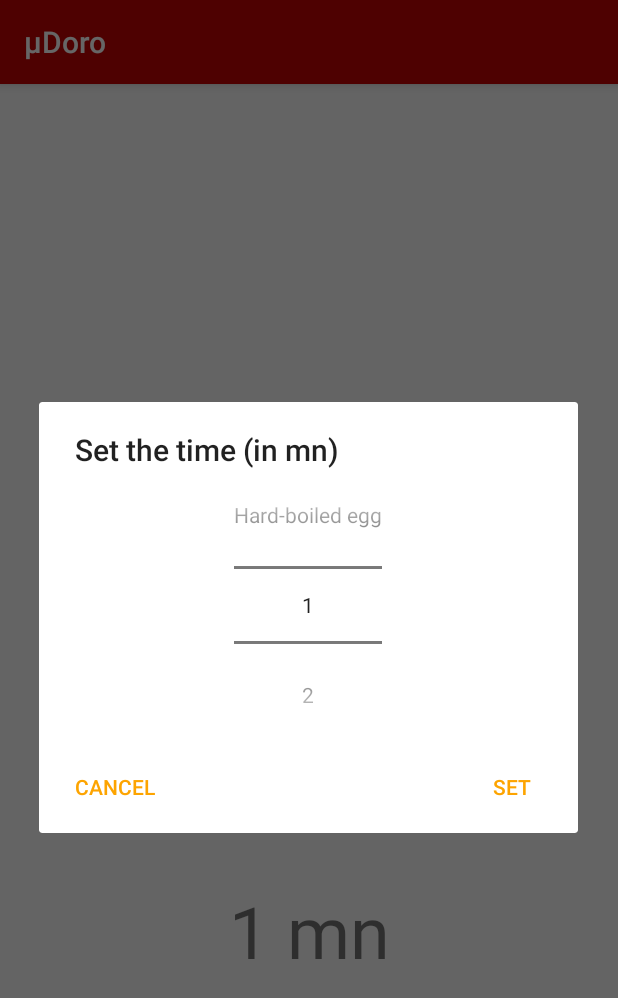
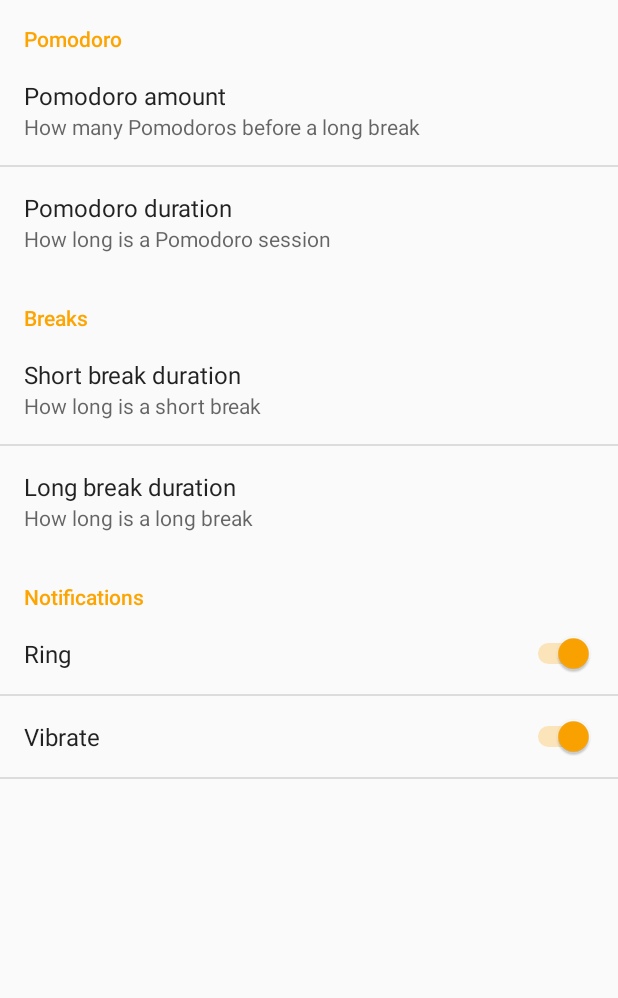
Before and after one commit to pepinpin/microDoro, an Android app: the screen it shows after launch (MainActivity before the commit, MyPreferenceActivity after it), after a tap on an icon or button, on a phone screen of 412 x 824 dp. Shown: the top 998 px of the screen. Run offline under Robolectric (Android 15) with nearby library versions, the phone set to English and light mode, and no system bars; libraries missing offline, so code that uses them is left out: com.gospelware.liquidbutton; plain views replace LiquidButton; 2 statements that could not run were skipped.

Commit message:
some code optimisation/cleanup

```diff
--- a/app/src/main/AndroidManifest.xml
+++ b/app/src/main/AndroidManifest.xml
@@ -17,6 +17,9 @@
 				<category android:name="android.intent.category.LAUNCHER"/>
 			</intent-filter>
 		</activity>
+
+		<activity android:name=".MyPreferenceActivity" />
+
 	</application>
 
 </manifest>
--- a/app/src/main/java/net/biospherecorp/microdoro/MainActivity.java
+++ b/app/src/main/java/net/biospherecorp/microdoro/MainActivity.java
@@ -2,7 +2,6 @@ package net.biospherecorp.microdoro;
 
 import android.app.NotificationManager;
 import android.app.PendingIntent;
-import android.content.DialogInterface;
 import android.content.Intent;
 import android.content.pm.ActivityInfo;
 import android.content.res.ColorStateList;
@@ -14,14 +13,8 @@ import android.os.Vibrator;
 import android.support.design.widget.FloatingActionButton;
 import android.support.design.widget.Snackbar;
 import android.support.v4.app.NotificationCompat;
-import android.support.v7.app.AlertDialog;
 import android.support.v7.app.AppCompatActivity;
-import android.view.Gravity;
-import android.view.KeyEvent;
 import android.view.View;
-import android.view.ViewGroup;
-import android.widget.FrameLayout;
-import android.widget.NumberPicker;
 import android.widget.TextView;
 
 import com.gospelware.liquidbutton.LiquidButton;
@@ -31,26 +24,18 @@ import java.lang.ref.WeakReference;
 public class MainActivity extends AppCompatActivity {
 
 	// this fields need to be static to be usable by the handler
-	// but putting a class needing the Context in a HardReference static
+	//
+	// Putting a class needing the Context in a HardReference static
 	// variable will leak the context, hence the use of a WeakReference
 	private static WeakReference<LiquidButton> LIQUID_BUTTON;
 	private static WeakReference<TextView> TEXT_TIME;
 	private static WeakReference<TextView> TEXT_SECONDARY;
 
-	// is the timer actually running ?
-	private static boolean IS_RUNNING = false;
-
-	// has the cancel button been pressed
-	private static boolean IS_TIMER_CANCELED = false;
-
-	// is the liquid pouring animation running ?
-	private static boolean IS_LIQUID_POURING = false;
+	// the notification Time
+	private static final int NOTIFICATION_TIME = 2500; // in ms
 
 	// the default time for the timer
 	private static final int DEFAULT_TIME_MN = 1;
-
-	// the position of the default time value in the array
-	private static int VALUE_IN_ARRAY_TIME = 3;
 
 	// set the variable used to count the minutes
 	private static int COUNT_MINUTE = DEFAULT_TIME_MN;
@@ -58,15 +43,20 @@ public class MainActivity extends AppCompatActivity {
 	// variable to hold the time in seconds
 	private static float TIME_IN_SEC;
 
+	// is the timer actually running ?
+	private static boolean IS_RUNNING = false;
+
+
+
+
+	// has the cancel button been pressed
+	private boolean _isCanceledByUser = false;
+
 	// The colors used by the buttons
-	private static int COLOR_PRIMARY, COLOR_SECONDARY;
-
-	// the notification Time
-	private static final int NOTIFICATION_TIME = 2500; // in ms
+	private int _colorPrimary, _colorSecondary;
 
 	// the floating Action buttons
-	private FloatingActionButton startButton;
-	private FloatingActionButton settingButton;
+	private FloatingActionButton _startButton, _settingButton;
 
 	private Thread _thread;
 	private Handler _handler;
@@ -80,16 +70,16 @@ public class MainActivity extends AppCompatActivity {
 		setRequestedOrientation(ActivityInfo.SCREEN_ORIENTATION_LOCKED);
 
 		// get the colors
-		COLOR_PRIMARY = getResources().getColor(R.color.colorPrimary);
-		COLOR_SECONDARY = getResources().getColor(R.color.colorAccent);
+		_colorPrimary = getResources().getColor(R.color.colorPrimary);
+		_colorSecondary = getResources().getColor(R.color.colorAccent);
 
 		// get the buttons from the view
-		startButton = (FloatingActionButton) findViewById(R.id.start_button);
-		settingButton = (FloatingActionButton) findViewById(R.id.setting_button);
+		_startButton = (FloatingActionButton) findViewById(R.id.start_button);
+		_settingButton = (FloatingActionButton) findViewById(R.id.setting_button);
 
 		// set the buttons background colors
-		startButton.setBackgroundTintList(ColorStateList.valueOf(COLOR_PRIMARY));
-		settingButton.setBackgroundTintList(ColorStateList.valueOf(COLOR_PRIMARY));
+		_startButton.setBackgroundTintList(ColorStateList.valueOf(_colorPrimary));
+		_settingButton.setBackgroundTintList(ColorStateList.valueOf(_colorPrimary));
 
 		// get the textView that's says "press start"
 		TEXT_SECONDARY = new WeakReference<>((TextView) findViewById(R.id.text_secondary));
@@ -107,22 +97,24 @@ public class MainActivity extends AppCompatActivity {
 		_handler = new mHandler();
 
 		// the setting section
-		settingButton.setOnClickListener(new View.OnClickListener() {
+		_settingButton.setOnClickListener(new View.OnClickListener() {
 			@Override
 			public void onClick(View view) {
-				// show the alertDialog &
-				// the number picker
-				showNumberPicker();
+
+				// start the settings activity
+				Intent intent = new Intent(MainActivity.this, MyPreferenceActivity.class);
+				startActivity(intent);
 			}
 		});
 
+
 		// the start button
-		startButton.setOnClickListener(new View.OnClickListener() {
+		_startButton.setOnClickListener(new View.OnClickListener() {
 			@Override
 			public void onClick(View view) {
 
 				// if the timer AND the liquid animations aren't running
-				if (!IS_RUNNING && !IS_LIQUID_POURING){
+				if (!IS_RUNNING){
 
 					// say that's running
 					IS_RUNNING = true;
@@ -140,64 +132,70 @@ public class MainActivity extends AppCompatActivity {
 					_thread = new Thread(new ChronoMinute());
 					_thread.start();
 
-				}else{
+				}else if (!_isCanceledByUser){
 
 					// only true when this button is pressed
-					IS_TIMER_CANCELED = true;
-
-					// say that's not running anymore
-					IS_RUNNING = false;
-
-					// trigger the "finish pouring" animation
-					LIQUID_BUTTON.get().finishPour();
+					// while a timer is in progress
+					_isCanceledByUser = true;
 
 					// if the thread is still alive, stop it
 					if (!_thread.isInterrupted()){
 						_thread.interrupt();
 					}
 
+					// clear the main TextView
+					TEXT_TIME.get().setVisibility(View.INVISIBLE);
+
+					// trigger the "finish pouring" animation
+					LIQUID_BUTTON.get().finishPour();
+
 					// display a snackBar asking the user to wait for the end of the animation
 					_snackBar = Snackbar.make(view, R.string.wait_message, Snackbar.LENGTH_INDEFINITE);
 					_snackBar.show();
-
-					// clear the main TextView
-					TEXT_TIME.get().setText("");
 				}
 			}
 		});
 
+
+
 		// set a listener on the liquid button
 		LIQUID_BUTTON.get().setPourFinishListener(new LiquidButton.PourFinishListener() {
 
-			// if the pouring animation is finished
 			@Override
-			public void onPourFinish() { // if the pouring animation is finished
-
-				// say that it's finished
-				IS_LIQUID_POURING = false;
-
-				// vibrate, notify and ring to say
-				// that the time is over
-				notifyTimerFinished();
+			public void onPourFinish() { // when the pouring animation is finished
 
 				// resets the buttons state
 				resetButtons();
 
-				// reset the textViews
-				resetTextViews();
+				// reset the UI (textViews & snackBar)
+				resetUI();
 
-				// if the snackBar is visible, dismiss it
-				if (_snackBar != null){
-					_snackBar.dismiss();
-				}
-
-				// hide the secondary textView
-				TEXT_SECONDARY.get().setVisibility(View.VISIBLE);
+				// it's not running anymore
+				IS_RUNNING = false;
 			}
 
 			@Override
 			public void onProgressUpdate(float progress) {
-				// nothing here
+
+				if (progress >= 1f){
+
+					if (!_isCanceledByUser){
+
+						// TEXT
+						TEXT_SECONDARY.get().setText(R.string.notification_text);
+
+						Thread notifyThread = new Thread(new NotifyTimeIsUp());
+						notifyThread.start();
+
+					}else{
+
+						// reset the variable to false
+						_isCanceledByUser = false;
+
+						// display the "Press Start" text
+						TEXT_SECONDARY.get().setText(R.string.press_start);
+					}
+				}
 			}
 		});
 	}
@@ -205,12 +203,12 @@ public class MainActivity extends AppCompatActivity {
 
 	private void initButtons(){
 
-		// change the image and the background color of the startButton
-		startButton.setBackgroundTintList(ColorStateList.valueOf(COLOR_SECONDARY));
-		startButton.setImageResource(android.R.drawable.ic_delete);
+		// change the image and the background color of the _startButton
+		_startButton.setBackgroundTintList(ColorStateList.valueOf(_colorSecondary));
+		_startButton.setImageResource(android.R.drawable.ic_delete);
 
 		// disable the setting button
-		settingButton.setEnabled(false);
+		_settingButton.setEnabled(false);
 
 		// setup the liquid button
 		//
@@ -218,63 +216,60 @@ public class MainActivity extends AppCompatActivity {
 		LIQUID_BUTTON.get().setFillAfter(true);
 		// start the pouring animation
 		LIQUID_BUTTON.get().startPour();
-		// say that the animation is ongoing
-		IS_LIQUID_POURING = true;
 	}
 
 	private void initTextViews(){
 
-		// hide the "Press Start" textView
-		// get the textView that's says "press start"
-		TextView pressStart = (TextView) findViewById(R.id.text_secondary);
-		pressStart.setVisibility(View.GONE);
-
+		// show the main TextView
+		TEXT_TIME.get().setVisibility(View.VISIBLE);
 		// set the main textView
 		TEXT_TIME.get().setText(COUNT_MINUTE + " mn");
+
+		// hide the secondary textView
+		TEXT_SECONDARY.get().setVisibility(View.INVISIBLE);
 	}
 
 	private void resetButtons(){
 
 		// change the start button background color AND image
-		startButton.setBackgroundTintList(ColorStateList.valueOf(COLOR_PRIMARY));
-		startButton.setImageResource(android.R.drawable.ic_media_play);
+		_startButton.setBackgroundTintList(ColorStateList.valueOf(_colorPrimary));
+		_startButton.setImageResource(android.R.drawable.ic_media_play);
 
 		// re enabled the settings button
-		settingButton.setEnabled(true);
+		_settingButton.setEnabled(true);
 	}
 
-	private void resetTextViews(){
+	private void resetUI(){
 
-		// hide the secondary textView
-		// get the textView that's says "press start"
+		// if the snackBar is visible, dismiss it
+		if (_snackBar != null){
+			_snackBar.dismiss();
+		}
+
+		// show the secondary textView
 		TEXT_SECONDARY.get().setVisibility(View.VISIBLE);
 	}
 
 
-	// Method taking care of all the post process
-	// when time is over, it rings, vibrates...
-	//
-	// only called by the onPourFinish callback
-	private void notifyTimerFinished(){
 
-		// if  triggered by the thread ending normally
-		// (not by the cancel button)
-		if (!IS_TIMER_CANCELED){
+// Runnable used to notify that the time is up
+	class NotifyTimeIsUp implements Runnable{
 
-			// TEXT
-			TEXT_SECONDARY.get().setText(R.string.notification_text);
+		@Override
+		public void run() {
 
 			// VIBRATE
 			// get the vibrator
 			Vibrator mVibrator = (Vibrator) getSystemService(VIBRATOR_SERVICE);
 			mVibrator.vibrate(NOTIFICATION_TIME);
 
+
 			// NOTIFICATION
-			Intent intent = new Intent(this, MainActivity.class);
-			PendingIntent pendingIntent = PendingIntent.getActivity(this, 0, intent, PendingIntent.FLAG_UPDATE_CURRENT);
+			Intent intent = new Intent(MainActivity.this, MainActivity.class);
+			PendingIntent pendingIntent = PendingIntent.getActivity(MainActivity.this, 0, intent, PendingIntent.FLAG_UPDATE_CURRENT);
 
 			NotificationCompat.Builder notification =
-					new NotificationCompat.Builder(this)
+					new NotificationCompat.Builder(MainActivity.this)
 							.setSmallIcon(R.drawable.ic_stat_image_timelapse)
 							.setContentTitle(getResources().getString(R.string.app_name))
 							.setContentText(getString(R.string.notification_text))
@@ -285,7 +280,7 @@ public class MainActivity extends AppCompatActivity {
 
 
 			// PLAY SOUND
-			MediaPlayer player = MediaPlayer.create(this,
+			MediaPlayer player = MediaPlayer.create(MainActivity.this,
 					R.raw.kitchen_timer_ringtone);
 			player.setVolume(0.8f, 0.8f);
 			player.start();
@@ -297,149 +292,11 @@ public class MainActivity extends AppCompatActivity {
 			}
 
 			player.stop();
+			player.reset();
 			player.release();
 
-			// if triggered by the cancel button
-		}else{
-			// reset the variable to false
-			IS_TIMER_CANCELED = false;
-
-			// display the "Press Start" text
-			TEXT_SECONDARY.get().setText(R.string.press_start);
 		}
 	}
-
-
-	// Displays the alertDialog used by the Settings section
-	private void showNumberPicker(){
-
-		// the array holding the usable values
-		final String[] TIME_ARRAY = new String[102];
-
-		// add some info about egg cooking
-		TIME_ARRAY[0] = getString(R.string.boiled_egg_cooking_time);
-		TIME_ARRAY[1] = getString(R.string.soft_boiled_egg_cooking_time);
-		TIME_ARRAY[2] = getString(R.string.hard_boiled_egg_cooking_time);
-
-		// fill up the array used by the settings number picker (from 1 to 99)
-		for (int i = 3; i <= 101; i++){
-			TIME_ARRAY[i] = String.valueOf(i - 2); // to deduce the value from the index
-		}
-
-		final AlertDialog.Builder adb = new AlertDialog.Builder(this);
-		final NumberPicker np = new NumberPicker(this);
-
-		// set the title
-		adb.setTitle(R.string.settings_title);
-
-		// to make sure the soft keyboard doesn't pop up
-		np.setDescendantFocusability(ViewGroup.FOCUS_BLOCK_DESCENDANTS);
-
-		// values to use
-		np.setDisplayedValues(TIME_ARRAY);
-
-		// set the min index in the Wheel
-		np.setMinValue(0);
-
-		// set the max index in the Wheel
-		np.setMaxValue(TIME_ARRAY.length -1);
-
-		// some default value
-		np.setValue(VALUE_IN_ARRAY_TIME);
-
-		// does the wheel wrap around
-		np.setWrapSelectorWheel(true);
-
-		// set the "Set" button
-		adb.setPositiveButton(R.string.settings_set, new DialogInterface.OnClickListener() {
-			@Override
-			public void onClick(DialogInterface dialogInterface, int i) {
-
-				// store the value chosen (the position in the TIME_ARRAY)
-				VALUE_IN_ARRAY_TIME = np.getValue();
-
-				// check if it's a egg cooking time
-				switch (VALUE_IN_ARRAY_TIME){
-					case 0:
-						COUNT_MINUTE = 3;
-						break;
-					case 1:
-						COUNT_MINUTE = 5;
-						break;
-					case 2:
-						COUNT_MINUTE = 10;
-						break;
-
-					// if not
-					default:
-						// store the chosen value (the proper value in mn)
-						COUNT_MINUTE = Integer.valueOf(TIME_ARRAY[VALUE_IN_ARRAY_TIME]);
-				}
-
-				// display the new value in the main TextView
-				TEXT_TIME.get().setText(COUNT_MINUTE + " mn");
-
-				// dismiss this AlertDialog
-				dialogInterface.dismiss();
-			}
-		});
-
-		// set the "Cancel" button
-		adb.setNeutralButton(R.string.settings_cancel, new DialogInterface.OnClickListener() {
-			@Override
-			public void onClick(DialogInterface dialogInterface, int i) {
-
-				// dismiss this AlertDialog
-				dialogInterface.dismiss();
-			}
-		});
-
-		// this listener is set to allow proper navigation on TVs (with Dpad)
-		adb.setOnKeyListener(new DialogInterface.OnKeyListener() {
-			@Override
-			public boolean onKey(DialogInterface dialogInterface, int i, KeyEvent keyEvent) {
-
-				// if key is released (action up)
-				if (keyEvent.getAction() == KeyEvent.ACTION_UP){
-
-					// check fot the keyCode
-					switch(keyEvent.getKeyCode()){
-
-						// if it's up
-						case KeyEvent.KEYCODE_DPAD_UP:
-							// scroll the wheel upwards
-							np.setValue(np.getValue() - 1);
-							return true;
-						// if it's down
-						case KeyEvent.KEYCODE_DPAD_DOWN:
-							// scroll the wheel downwards
-							np.setValue(np.getValue() + 1);
-							return true;
-						default:
-							return false;
-					}
-				}
-
-				return false;
-			}
-		});
-
-		// instantiate a new layout for the AlertDialog
-		final FrameLayout parent = new FrameLayout(this);
-
-		// set it up with the number picker
-		parent.addView(np, new FrameLayout.LayoutParams(
-				FrameLayout.LayoutParams.WRAP_CONTENT,
-				FrameLayout.LayoutParams.WRAP_CONTENT,
-				Gravity.CENTER));
-
-		// add the newly create layout to the AlertDialog
-		adb.setView(parent);
-
-		// show the alertDialog
-		adb.show();
-	}
-
 
 	// the runnable used by the thread
 	private class ChronoMinute implements Runnable {
@@ -503,11 +360,8 @@ public class MainActivity extends AppCompatActivity {
 			// if the message = -1, stop the timer
 			if (msg.arg1 == -1){
 
-				// say that's not running anymore
-				IS_RUNNING = false;
-
-				// resets the main textView
-				TEXT_TIME.get().setText("");
+				// hide the TextView
+				TEXT_TIME.get().setVisibility(View.INVISIBLE);
 
 				// start the "finishPour" animation
 				LIQUID_BUTTON.get().finishPour();
@@ -542,8 +396,8 @@ public class MainActivity extends AppCompatActivity {
 					// set the main TextView with the value
 					TEXT_TIME.get().setText(valueToDisplay);
 				}else{
-					// otherwise, reset the TextView
-					TEXT_TIME.get().setText("");
+					// otherwise, hide the TextView
+					TEXT_TIME.get().setVisibility(View.INVISIBLE);
 				}
 			}
 		}
--- /dev/null
+++ b/app/src/main/java/net/biospherecorp/microdoro/MyPreferenceActivity.java
@@ -0,0 +1,28 @@
+package net.biospherecorp.microdoro;
+
+import android.os.Bundle;
+import android.preference.PreferenceActivity;
+import android.preference.PreferenceFragment;
+
+
+public class MyPreferenceActivity extends PreferenceActivity {
+
+	@Override
+	protected void onCreate(Bundle savedInstanceState) {
+		super.onCreate(savedInstanceState);
+
+		getFragmentManager().beginTransaction()
+				.replace(android.R.id.content, new MyPreferenceFragment())
+				.commit();
+
+	}
+
+	public static class MyPreferenceFragment extends PreferenceFragment{
+
+		@Override
+		public void onCreate(Bundle savedInstanceState) {
+			super.onCreate(savedInstanceState);
+			addPreferencesFromResource(R.xml.preferences);
+		}
+	}
+}
--- /dev/null
+++ b/app/src/main/res/values/array.xml
@@ -0,0 +1,62 @@
+<?xml version="1.0" encoding="utf-8"?>
+<resources>
+	<string-array name="pomodoroAmountArray">
+		<item>2</item>
+		<item>3</item>
+		<item>4</item>
+		<item>5</item>
+		<item>6</item>
+	</string-array>
+
+	<string-array name="pomodoroAmountValues">
+		<item>2</item>
+		<item>3</item>
+		<item>4</item>
+		<item>5</item>
+		<item>6</item>
+	</string-array>
+
+	<string-array name="pomodoroDurationArray">
+		<item>15 mn</item>
+		<item>20 mn</item>
+		<item>25 mn</item>
+		<item>30 mn</item>
+		<item>35 mn</item>
+	</string-array>
+
+	<string-array name="pomodoroDurationValues">
+		<item>15</item>
+		<item>20</item>
+		<item>25</item>
+		<item>30</item>
+		<item>35</item>
+	</string-array>
+
+	<string-array name="shortBreakArray">
+		<item>2 mn</item>
+		<item>5 mn</item>
+		<item>7 mn</item>
+		<item>10 mn</item>
+	</string-array>
+
+	<string-array name="shortBreakValues">
+		<item>2</item>
+		<item>5</item>
+		<item>7</item>
+		<item>10</item>
+	</string-array>
+
+	<string-array name="longBreakArray">
+		<item>15 mn</item>
+		<item>20 mn</item>
+		<item>25 mn</item>
+		<item>30 mn</item>
+	</string-array>
+
+	<string-array name="longBreakValues">
+		<item>15</item>
+		<item>20</item>
+		<item>25</item>
+		<item>30</item>
+	</string-array>
+</resources>
--- a/app/src/main/res/values/strings.xml
+++ b/app/src/main/res/values/strings.xml
@@ -9,4 +9,5 @@
 	<string name="boiled_egg_cooking_time">Boiled egg</string>
 	<string name="soft_boiled_egg_cooking_time">Soft-boiled egg</string>
 	<string name="hard_boiled_egg_cooking_time">Hard-boiled egg</string>
+	<string name="title_activity_settings">Settings</string>
 </resources>
--- /dev/null
+++ b/app/src/main/res/xml/preferences.xml
@@ -0,0 +1,62 @@
+<?xml version="1.0" encoding="utf-8"?>
+<PreferenceScreen xmlns:android="http://schemas.android.com/apk/res/android">
+
+	<PreferenceCategory
+		android:title="Pomodoro">
+
+		<ListPreference
+			android:key="pomodoro_amount"
+			android:defaultValue="4"
+			android:title="Pomodoro amount"
+			android:summary="How many Pomodoros before a long break"
+			android:entries="@array/pomodoroAmountArray"
+			android:entryValues="@array/pomodoroAmountValues"
+			/>
+		<ListPreference
+			android:key="pomodoro_duration"
+			android:defaultValue="25"
+			android:title="Pomodoro duration"
+			android:summary="How long is a Pomodoro session"
+			android:entries="@array/pomodoroDurationArray"
+			android:entryValues="@array/pomodoroDurationValues"
+			/>
+	</PreferenceCategory>
+
+	<PreferenceCategory
+		android:title="Breaks">
+
+		<ListPreference
+			android:key="short_break_duration"
+			android:defaultValue="5"
+			android:title="Short break duration"
+			android:summary="How long is a short break"
+			android:entries="@array/shortBreakArray"
+			android:entryValues="@array/shortBreakValues"
+			/>
+		<ListPreference
+			android:key="long_break_duration"
+			android:defaultValue="20"
+			android:title="Long break duration"
+			android:summary="How long is a long break"
+			android:entries="@array/longBreakArray"
+			android:entryValues="@array/longBreakValues"
+			/>
+
+	</PreferenceCategory>
+
+	<PreferenceCategory
+		android:title="Notifications">
+
+		<SwitchPreference
+			android:key="notification_ring"
+			android:defaultValue="true"
+			android:title="Ring"
+			/>
+		<SwitchPreference
+			android:key="notification_vibrate"
+			android:defaultValue="true"
+			android:title="Vibrate"
+			/>
+	</PreferenceCategory>
+
+</PreferenceScreen>
```
Also changed, not shown: app/build.gradle (+10 -4 lines), app/src/main/java/net/biospherecorp/microdoro/Settings.java (added, +131 -0 lines).
